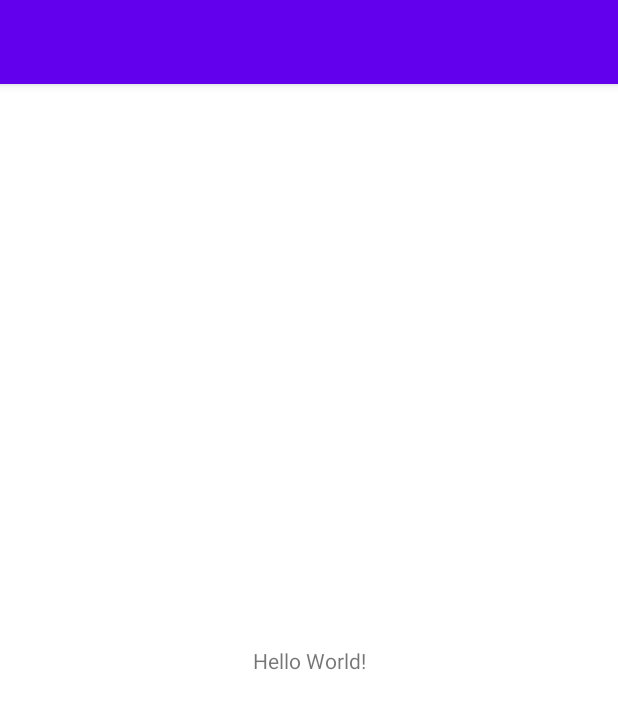
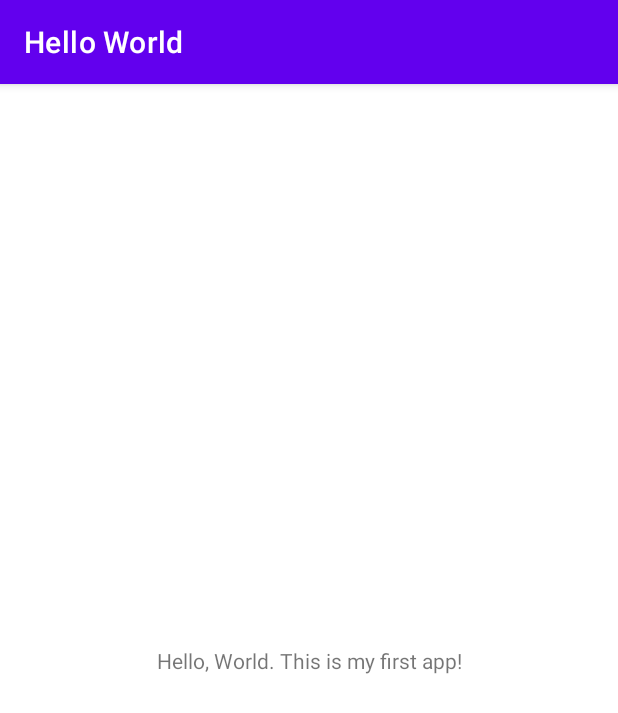
Before and after one commit to rrubin1219/helloWorld, an Android app: the screen it shows after launch (MainActivity), on a phone screen of 412 x 824 dp. Shown: the top 713 px of the screen. Run offline under Robolectric (Android 15) with nearby library versions, the phone set to English and light mode, and no system bars.

Commit message:
Added "my_greeting"

```diff
--- a/app/src/main/res/layout/activity_main.xml
+++ b/app/src/main/res/layout/activity_main.xml
@@ -9,7 +9,7 @@
     <TextView
         android:layout_width="wrap_content"
         android:layout_height="wrap_content"
-        android:text="Hello World!"
+        android:text="@string/my_greeting"
         app:layout_constraintBottom_toBottomOf="parent"
         app:layout_constraintLeft_toLeftOf="parent"
         app:layout_constraintRight_toRightOf="parent"
--- a/app/src/main/res/values/strings.xml
+++ b/app/src/main/res/values/strings.xml
@@ -1,4 +1,4 @@
 <resources>
-    <!--<string name="app_name">helloWorld</string>-->
-    <string name="my_greeting">"Hello, World. This is my first app!</string>
+    <string name="app_name">Hello World</string>
+    <string name="my_greeting">Hello, World. This is my first app!</string>
 </resources>
```
